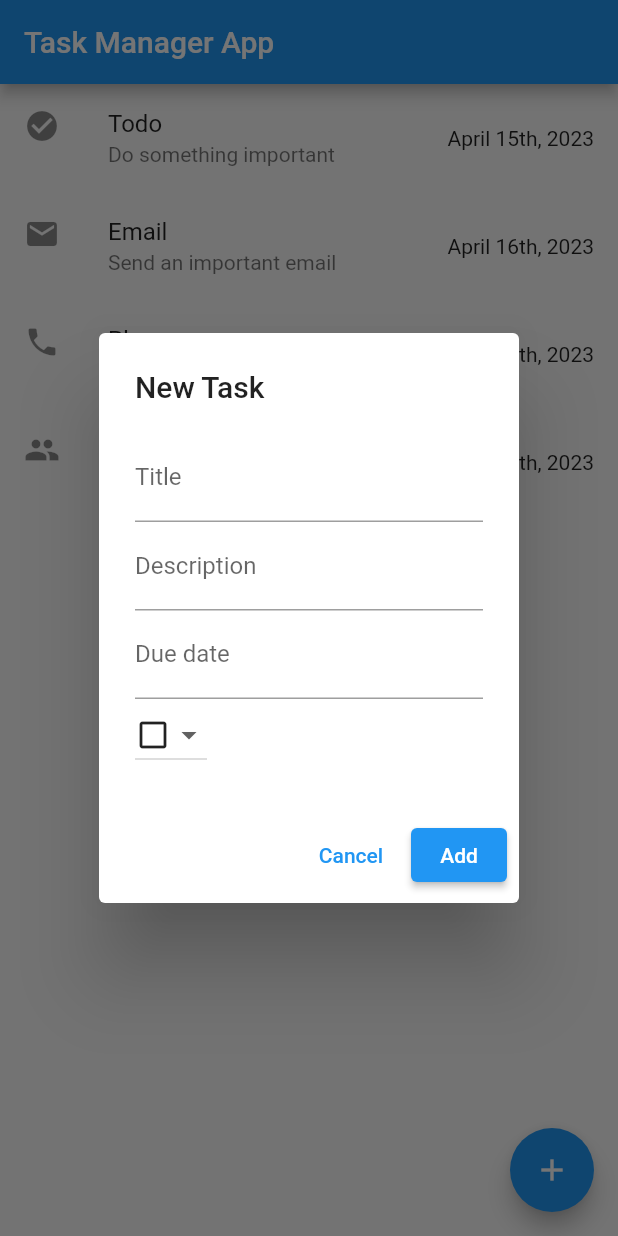
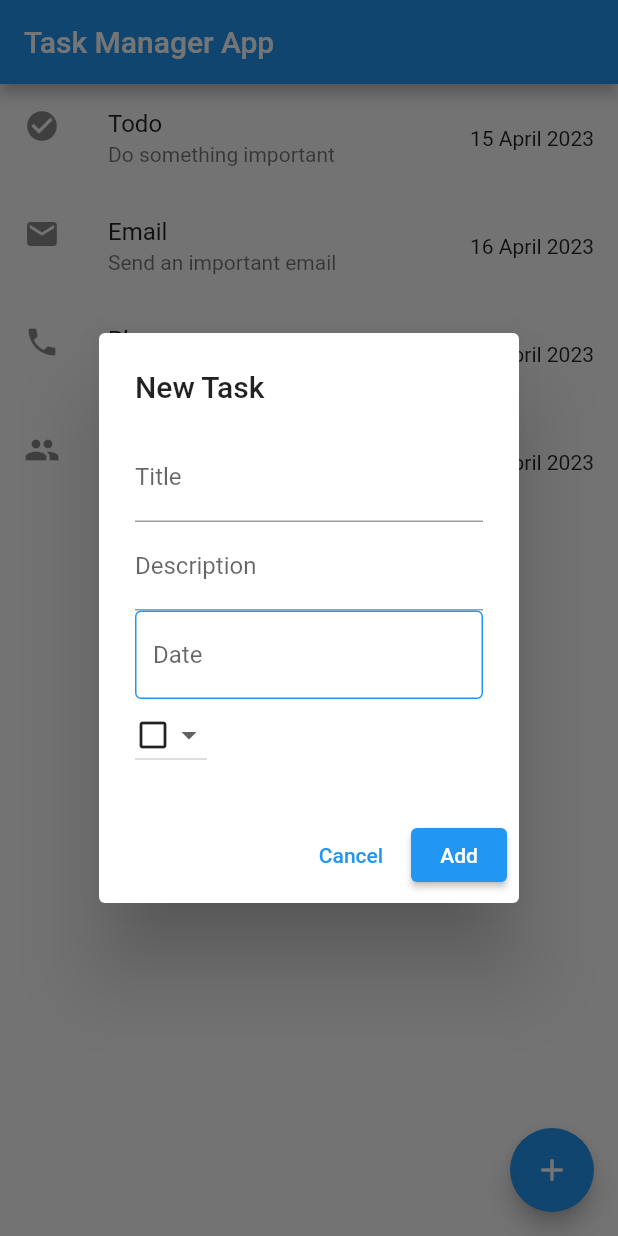
Before and after one commit to jameelk809/taskmanager, a Flutter app: the screen it shows after launch, after a tap on the "add" icon, on a phone screen of 412 x 824 dp. Run offline on Flutter 3.47's test engine with Material 2 defaults, Android fonts, the phone set to English and light mode, and no system bars; drawn by our look-alikes of flutter_slidable.

Commit message:
date picker added

```diff
--- a/lib/main.dart
+++ b/lib/main.dart
@@ -1,5 +1,6 @@
 import 'package:flutter/material.dart';
 import 'package:flutter_slidable/flutter_slidable.dart';
+import 'package:intl/intl.dart';
 
 void main() => runApp(MyApp());
 
@@ -20,26 +21,27 @@ class TodoList extends StatefulWidget {
 }
 
 class _TodoListState extends State<TodoList> {
+  TextEditingController dateInputController = TextEditingController();
   final List<Todo> _todos = [
     Todo(
         title: 'Todo',
         description: 'Do something important',
-        dueDate: 'April 15th, 2023',
+        dueDate: '15 April 2023',
         icon: Icons.check_circle),
     Todo(
         title: 'Email',
         description: 'Send an important email',
-        dueDate: 'April 16th, 2023',
+        dueDate: '16 April 2023',
         icon: Icons.email),
     Todo(
         title: 'Phone',
         description: 'Make an important phone call',
-        dueDate: 'April 17th, 2023',
+        dueDate: '17 April 2023',
         icon: Icons.phone),
     Todo(
         title: 'Meeting',
         description: 'Attend an important meeting',
-        dueDate: 'April 18th, 2023',
+        dueDate: '18 April 2023',
         icon: Icons.people),
   ];
 
@@ -66,10 +68,36 @@ class _TodoListState extends State<TodoList> {
                 decoration: InputDecoration(labelText: 'Description'),
                 onChanged: (value) => description = value,
               ),
-              TextField(
-                decoration: InputDecoration(labelText: 'Due date'),
-                onChanged: (value) => dueDate = value,
+              TextFormField(
+                decoration: const InputDecoration(
+                  hintText: 'Date',
+                  border: OutlineInputBorder(
+                      borderSide: BorderSide(color: Colors.blue, width: 1)),
+                  focusedBorder: OutlineInputBorder(
+                      borderSide: BorderSide(color: Colors.blue, width: 1)),
+                  enabledBorder: OutlineInputBorder(
+                      borderSide: BorderSide(color: Colors.blue, width: 1)),
+                ),
+                controller: dateInputController,
+                readOnly: true,
+                onTap: () async {
+                  DateTime? pickedDate = await showDatePicker(
+                      context: context,
+                      initialDate: DateTime.now(),
+                      firstDate: DateTime(2000),
+                      lastDate: DateTime(2050));
+
+                  if (pickedDate != null) {
+                    dateInputController.text =
+                        DateFormat('dd MMMM yyyy').format(pickedDate);
+                    dueDate = dateInputController.text;
+                  }
+                },
               ),
+              // TextField(
+              //   decoration: InputDecoration(labelText: 'Due date'),
+              //   onChanged: (value) => dueDate = value,
+              // ),
               DropdownButton<IconData>(
                 value: icon,
                 onChanged: (value) => icon = value!,
```
